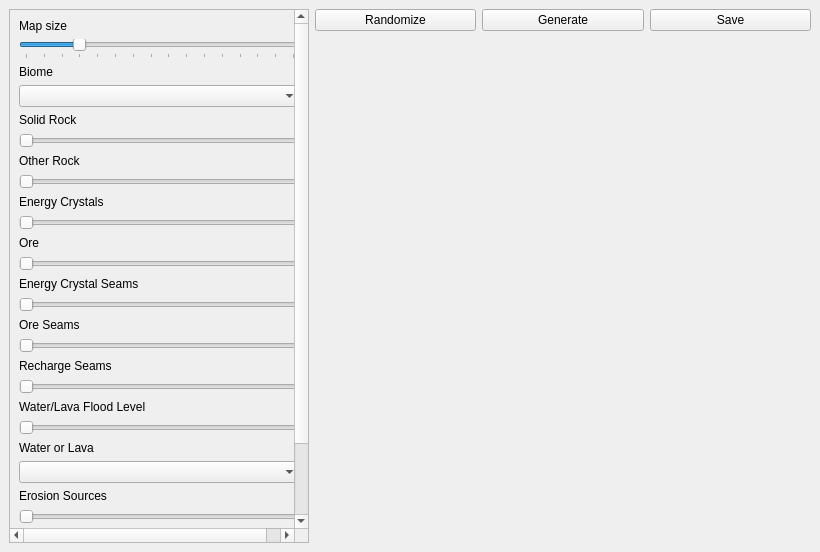
This is mainwindow.ui in vyldr/map-generator as Qt 5 draws it before an edit. The edited form follows.
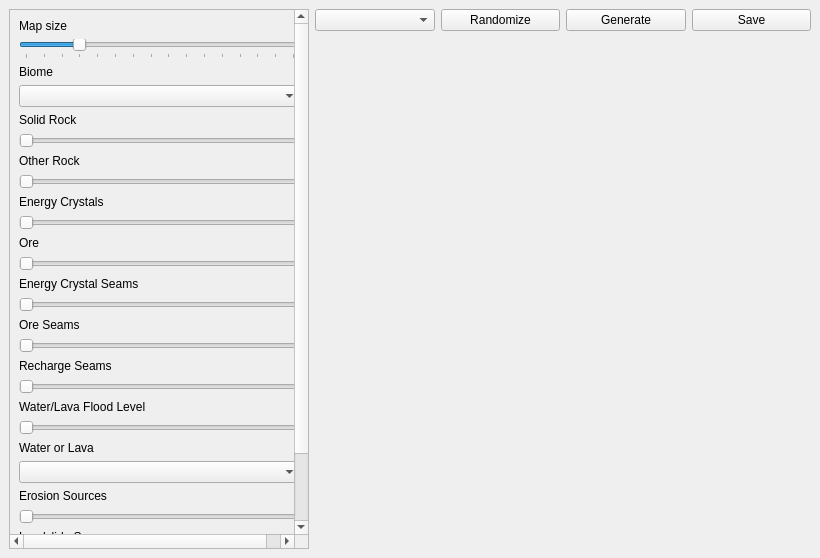
This is the edited form.

Commit message: Added height preview

```diff
--- a/mainwindow.ui
+++ b/mainwindow.ui
@@ -7,7 +7,7 @@
     <x>0</x>
     <y>0</y>
     <width>820</width>
-    <height>552</height>
+    <height>558</height>
    </rect>
   </property>
   <property name="windowTitle">
@@ -286,6 +286,9 @@
      <layout class="QVBoxLayout" name="verticalLayout">
       <item>
        <layout class="QHBoxLayout" name="horizontalLayout_2">
+        <item>
+         <widget class="QComboBox" name="view_combobox"/>
+        </item>
         <item>
          <widget class="QPushButton" name="randomize_button">
           <property name="text">
```
The commit also changes 2 other files.
